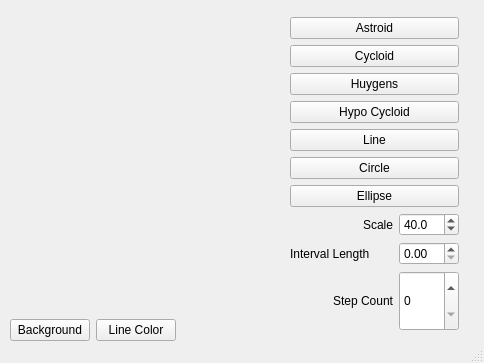
Old version of the form mainwindow.ui in the repository crisalgi/QtCurvesCPP.
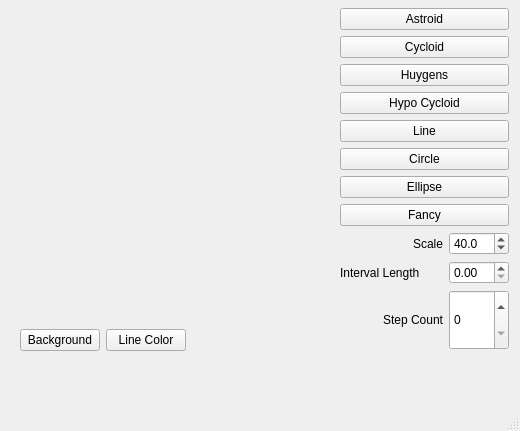
New version of the form. Custom widgets are drawn as their Qt base class.

Commit message: add fancy curve

The edit to the form file:
```diff
--- a/mainwindow.ui
+++ b/mainwindow.ui
@@ -6,8 +6,8 @@
    <rect>
     <x>0</x>
     <y>0</y>
-    <width>484</width>
-    <height>363</height>
+    <width>520</width>
+    <height>431</height>
    </rect>
   </property>
   <property name="sizePolicy">
@@ -23,9 +23,9 @@
    <widget class="QWidget" name="">
     <property name="geometry">
      <rect>
-      <x>10</x>
-      <y>10</y>
-      <width>271</width>
+      <x>20</x>
+      <y>20</y>
+      <width>291</width>
       <height>331</height>
      </rect>
     </property>
@@ -69,10 +69,10 @@
    <widget class="QWidget" name="">
     <property name="geometry">
      <rect>
-      <x>290</x>
-      <y>17</y>
+      <x>340</x>
+      <y>8</y>
       <width>169</width>
-      <height>315</height>
+      <height>346</height>
      </rect>
     </property>
     <layout class="QVBoxLayout" name="verticalLayout">
@@ -125,6 +125,13 @@
        </property>
       </widget>
      </item>
+     <item>
+      <widget class="QPushButton" name="btnFancy">
+       <property name="text">
+        <string>Fancy</string>
+       </property>
+      </widget>
+     </item>
      <item>
       <layout class="QHBoxLayout" name="horizontalLayout">
        <item>
```
The commit also changes 4 other files.
